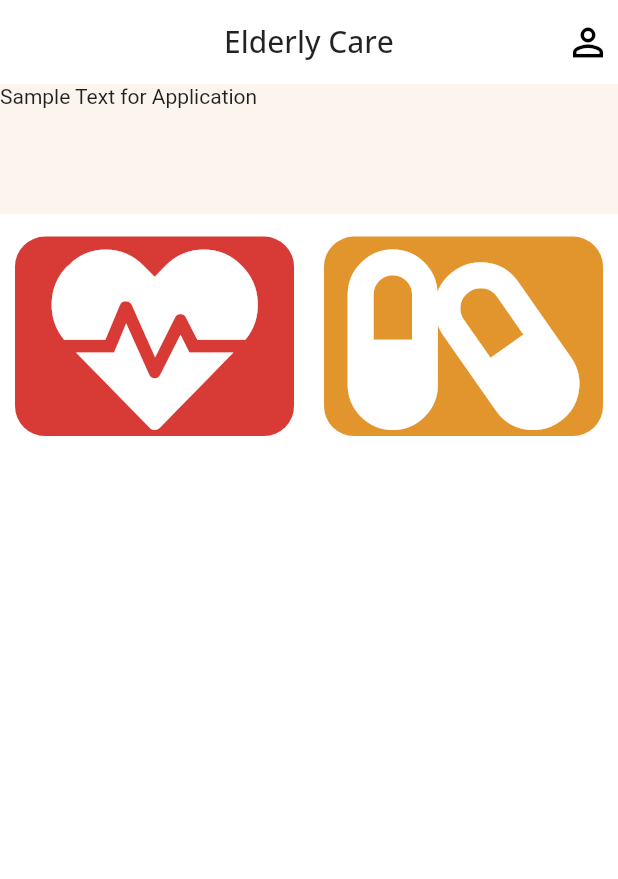
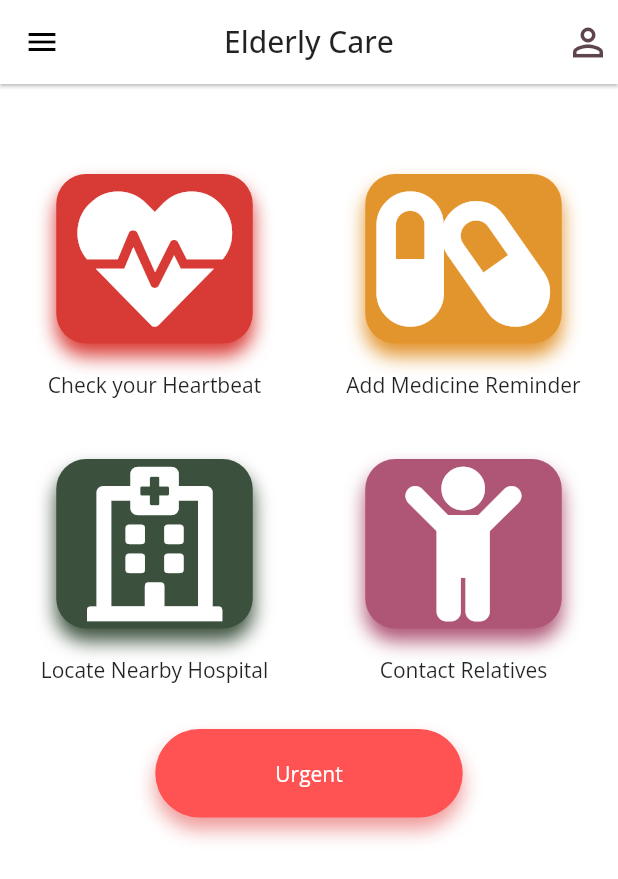
Before and after one commit to adarshbalu/elderly_app, a Flutter app: the screen it shows after launch, on a phone screen of 412 x 824 dp. Shown: the top 879 px of the screen. Run offline on Flutter 3.47's test engine with Material 2 defaults, Android fonts, the light colour scheme and no system bars; our stand-ins replace flutter_spinkit, font_awesome_flutter, google_fonts.

Commit message:
Refactored widgets

```diff
--- a/lib/others/constants.dart
+++ b/lib/others/constants.dart
@@ -4,3 +4,8 @@ final kProfileTextStyle = TextStyle(
   fontSize: 25.0,
   color: Colors.white,
 );
+
+final kDrawerListStyle = TextStyle(
+  fontSize: 20.0,
+  fontWeight: FontWeight.w500,
+);
--- a/lib/screens/home_screen.dart
+++ b/lib/screens/home_screen.dart
@@ -1,7 +1,9 @@
 import 'package:flutter/material.dart';
 import 'package:elderly_app/others/constants.dart';
+import 'package:flutter/rendering.dart';
 import 'package:font_awesome_flutter/font_awesome_flutter.dart';
-import 'package:google_fonts/google_fonts.dart';
+import 'package:elderly_app/widgets/home_screen_widgets.dart';
+import 'package:elderly_app/widgets/app_default.dart';
 
 class HomeScreen extends StatefulWidget {
   @override
@@ -15,94 +17,243 @@ class _HomeScreenState extends State<HomeScreen> {
     double screenWidth = deviceInfo.size.width;
     double screenHeight = deviceInfo.size.height;
     dimensions(screenHeight, screenWidth);
+
     return Scaffold(
+      drawer: Drawer(
+        elevation: 4,
+        child: Column(
+          children: <Widget>[
+            Expanded(
+              flex: 6,
+              child: ListView(
+                children: <Widget>[
+                  Container(
+                    margin: EdgeInsets.all(20.0),
+                    child: Row(
+                      children: <Widget>[
+                        Expanded(
+                            child:
+                                Image.asset('lib/resources/images/logo.png')),
+                        SizedBox(
+                          width: 20.0,
+                        ),
+                        Text(
+                          'Elderly ',
+                          style: TextStyle(
+                            fontWeight: FontWeight.w100,
+                            fontSize: 32.0,
+                          ),
+                        ),
+                        Text(
+                          'Care',
+                          style: TextStyle(
+                            fontWeight: FontWeight.w100,
+                            fontSize: 32.0,
+                            color: Colors.green,
+                          ),
+                        ),
+                        SizedBox(
+                          width: 10.0,
+                        )
+                      ],
+                    ),
+                  ),
+                  Divider(),
+                  ListButtons(
+                    icon: Icons.assignment,
+                    text: 'Item 1',
+                  ),
+                  ListButtons(
+                    icon: Icons.alarm,
+                    text: 'Item 2',
+                  ),
+                  ListButtons(
+                    icon: Icons.assessment,
+                    text: 'Item 3',
+                  ),
+                ],
+              ),
+            ),
+            Row(
+              children: <Widget>[
+                Container(
+                  child: Text('Application in Development'),
+                  margin: EdgeInsets.all(20),
+                ),
+              ],
+            ),
+          ],
+        ),
+      ),
       appBar: AppBar(
         title: Text('Elderly Care'),
         centerTitle: true,
-        elevation: 0,
+        elevation: 1,
         actions: <Widget>[
-          CircleAvatar(
+          GestureDetector(
+            onTap: () {
+              print('Profile Button Tapped');
+            },
+            child: CircleAvatar(
               radius: 20,
               backgroundColor: Colors.white,
               child: Icon(
                 Icons.perm_identity,
                 size: 30,
-              color: Colors.black,
+                color: Color(0xff5e444d),
+              ),
+            ),
+          ),
+        ],
+      ),
+      body: ListView(
+        children: <Widget>[
+          SizedBox(
+            height: 50.0,
+          ),
+          Row(
+            children: <Widget>[
+              Expanded(
+                child: Column(
+                  children: <Widget>[
+                    GestureDetector(
+                      child: CardButton(
+                        icon: FontAwesomeIcons.heartbeat,
+                        size: (screenWidth / 4),
+                        color: Color(0xffD83B36),
+                        borderColor: Color(0xffd93b36),
+                      ),
+                      onTap: () {
+                        print('Heartbeat Tapped');
+                      },
+                    ),
+                    Padding(
+                      padding: EdgeInsets.only(top: 8.0),
+                      child: Text('Check your Heartbeat'),
+                    ),
+                  ],
+                ),
+              ),
+              Expanded(
+                child: Column(
+                  children: <Widget>[
+                    GestureDetector(
+                      child: CardButton(
+                        icon: FontAwesomeIcons.capsules,
+                        size: (screenWidth / 4),
+                        color: Color(0xffE3952D),
+                        borderColor: Color(0xffe2932c),
+                      ),
+                      onTap: () {
+                        print('Medicine Tapped');
+                      },
+                    ),
+                    Padding(
+                      padding: EdgeInsets.only(top: 8.0),
+                      child: Text('Add Medicine Reminder'),
+                    )
+                  ],
                 ),
               )
             ],
           ),
-      body: ListView(
-        children: <Widget>[
-          Column(
-            children: <Widget>[
-              Column(
-                crossAxisAlignment: CrossAxisAlignment.stretch,
-                children: <Widget>[
-                  Container(
-                    decoration: BoxDecoration(
-                      color: Color(0xfffcf5ee),
-                    ),
-                    margin: EdgeInsets.only(bottom: 5),
-                    child: Text(
-                      'Sample Text for Application',
-                      style: GoogleFonts.roboto(),
-                    ),
-                    height: screenHeight / 9.5,
-                  ),
-                ],
+          SizedBox(
+            height: 30.0,
           ),
           Row(
             children: <Widget>[
               Expanded(
+                child: Column(
+                  children: <Widget>[
+                    GestureDetector(
                       child: CardButton(
-                      icon: FontAwesomeIcons.heartbeat,
-                      size: (screenWidth / 3),
-                      color: Color(0xffD83B36),
+                        icon: FontAwesomeIcons.hospital,
+                        size: (screenWidth / 4),
+                        color: Color(0xff3c513d),
+                        borderColor: Color(0xff3c513d),
+                      ),
+                      onTap: () {
+                        print('Hospital Tapped');
+                      },
+                    ),
+                    Padding(
+                      padding: EdgeInsets.only(top: 8.0),
+                      child: Text('Locate Nearby Hospital'),
+                    ),
+                  ],
                 ),
               ),
               Expanded(
+                child: Column(
+                  children: <Widget>[
+                    GestureDetector(
                       child: CardButton(
-                      icon: FontAwesomeIcons.capsules,
-                      size: (screenWidth / 3),
-                      color: Color(0xffE3952D),
+                        icon: FontAwesomeIcons.child,
+                        size: (screenWidth / 4),
+                        color: Color(0xffaf5676),
+                        borderColor: Color(0xffaf5676),
+                      ),
+                      onTap: () {
+                        print('Relatives Tapped');
+                      },
+                    ),
+                    Padding(
+                      padding: EdgeInsets.only(top: 8.0),
+                      child: Text('Contact Relatives'),
+                    )
+                  ],
                 ),
               )
             ],
           ),
+          Center(
+            child: GestureDetector(
+              onTap: () {
+                print('Urgent Tapped');
+              },
+              child: Container(
+                decoration: BoxDecoration(
+                  color: Colors.redAccent,
+                  borderRadius: BorderRadius.circular(30),
+                  boxShadow: [
+                    BoxShadow(
+                      color: Colors.red[200],
+                      blurRadius: 10.0,
+                      offset: Offset(0, 8.0),
+                    ),
                   ],
                 ),
-          Column(),
-          Column(
-            children: <Widget>[
-              Row(),
-              Row(),
-            ],
-          )
+                padding: EdgeInsets.symmetric(horizontal: 80, vertical: 20),
+                margin: EdgeInsets.only(top: 30.0, bottom: 20.0),
+                child: Text(
+                  'Urgent',
+                  style: TextStyle(
+                    color: Colors.white, //837666
+                  ),
+                ),
+              ),
+            ),
+          ),
         ],
       ),
     );
   }
 }
 
-class CardButton extends StatelessWidget {
-  var icon, size, color;
-  CardButton({this.icon, this.size, this.color});
-
+class ListButtons extends StatelessWidget {
+  String text;
+  var icon;
+  ListButtons({this.text, this.icon});
   @override
   Widget build(BuildContext context) {
-    return Container(
-      height: 133,
-      width: 151,
-      decoration: BoxDecoration(
-        color: color,
-        borderRadius: BorderRadius.circular(20),
+    return ListTile(
+      title: Text(
+        text,
+        style: kDrawerListStyle,
       ),
-      margin: EdgeInsets.all(10.0),
-      child: Icon(
+      leading: Icon(
         icon,
-        size: size,
-        color: Colors.white,
+        size: 37.0,
       ),
     );
   }
--- /dev/null
+++ b/lib/widgets/app_default.dart
@@ -0,0 +1 @@
+import 'package:flutter/material.dart';
--- /dev/null
+++ b/lib/widgets/home_screen_widgets.dart
@@ -0,0 +1,30 @@
+import 'package:flutter/material.dart';
+
+class CardButton extends StatelessWidget {
+  var icon, size, color, borderColor;
+  CardButton({this.icon, this.size, this.color, this.borderColor});
+
+  @override
+  Widget build(BuildContext context) {
+    return Container(
+      height: 113,
+      width: 131,
+      decoration: BoxDecoration(
+          color: color,
+          borderRadius: BorderRadius.circular(20),
+          boxShadow: [
+            BoxShadow(
+              color: borderColor,
+              blurRadius: 10.0,
+              offset: Offset(0, 8.0),
+            ),
+          ]),
+      margin: EdgeInsets.all(10.0),
+      child: Icon(
+        icon,
+        size: size,
+        color: Colors.white,
+      ),
+    );
+  }
+}
--- a/pubspec.yaml
+++ b/pubspec.yaml
@@ -63,7 +63,7 @@ flutter:
   fonts:
     - family: 'OpenSans'
       fonts:
-        - asset: others/OpenSans-Regular.ttf
+        - asset: lib/others/OpenSans-Regular.ttf
   #       - asset: fonts/Schyler-Italic.ttf
   #         style: italic
   #   - family: Trajan Pro
```
Lines whose indentation alone changed are shown as unchanged.
